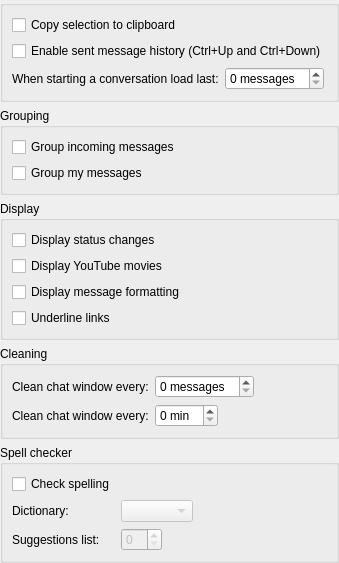
Qt form src/widgets/settingpages/ChatWindowSettings.ui (KittyIM/Client) before a commit.
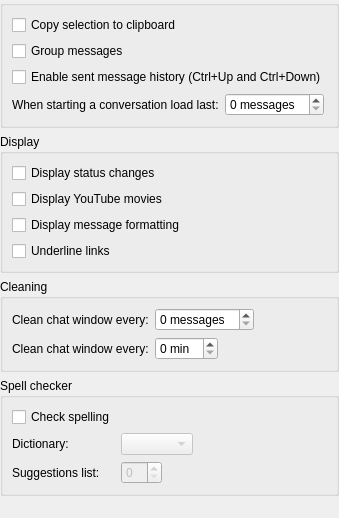
The same form after that commit. Custom widgets are drawn as their Qt base class.

Commit message: Moving contacts between groups now works. Avatars now work almost everywhere. Fixed some memory leaks and some bugs. Fixed contact email and phone saving/loading. Added support for chat message grouping. Added roster filtering, just start typing... Started work on Emoticons/Smilies. Started work on sending images.

```diff
--- a/src/widgets/settingpages/ChatWindowSettings.ui
+++ b/src/widgets/settingpages/ChatWindowSettings.ui
@@ -32,7 +32,7 @@
       <property name="fieldGrowthPolicy">
        <enum>QFormLayout::ExpandingFieldsGrow</enum>
       </property>
-      <item row="1" column="0" colspan="2">
+      <item row="2" column="0" colspan="2">
        <widget class="QCheckBox" name="sentMessagesHistoryCheckBox">
         <property name="text">
          <string>Enable sent message history (Ctrl+Up and Ctrl+Down)</string>
@@ -46,40 +46,24 @@
         </property>
        </widget>
       </item>
-      <item row="2" column="0">
+      <item row="3" column="0">
        <widget class="QLabel" name="loadMessagesAmountLabel">
         <property name="text">
          <string>When starting a conversation load last:</string>
         </property>
        </widget>
       </item>
-      <item row="2" column="1">
+      <item row="3" column="1">
        <widget class="QSpinBox" name="loadMessagesAmountSpinBox">
         <property name="suffix">
          <string> messages</string>
         </property>
        </widget>
       </item>
-     </layout>
-    </widget>
-   </item>
-   <item>
-    <widget class="QGroupBox" name="groupingGroupBox">
-     <property name="title">
-      <string>Grouping</string>
-     </property>
-     <layout class="QFormLayout" name="_4">
-      <item row="0" column="0" colspan="2">
-       <widget class="QCheckBox" name="groupIncomingMessagesCheckBox">
+      <item row="1" column="0">
+       <widget class="QCheckBox" name="groupMessagesCheckBox">
         <property name="text">
-         <string>Group incoming messages</string>
-        </property>
-       </widget>
-      </item>
-      <item row="1" column="0" colspan="2">
-       <widget class="QCheckBox" name="groupMyMessagesCheckBox">
-        <property name="text">
-         <string>Group my messages</string>
+         <string>Group messages</string>
         </property>
        </widget>
       </item>
```
The commit also changes 64 other files.
